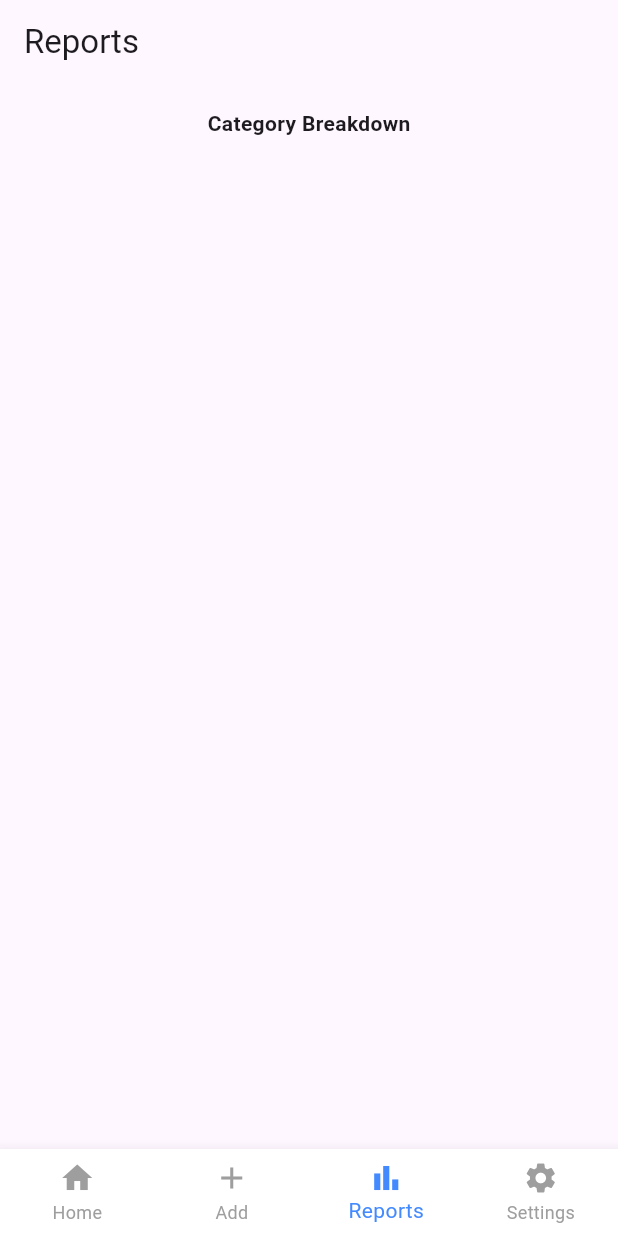
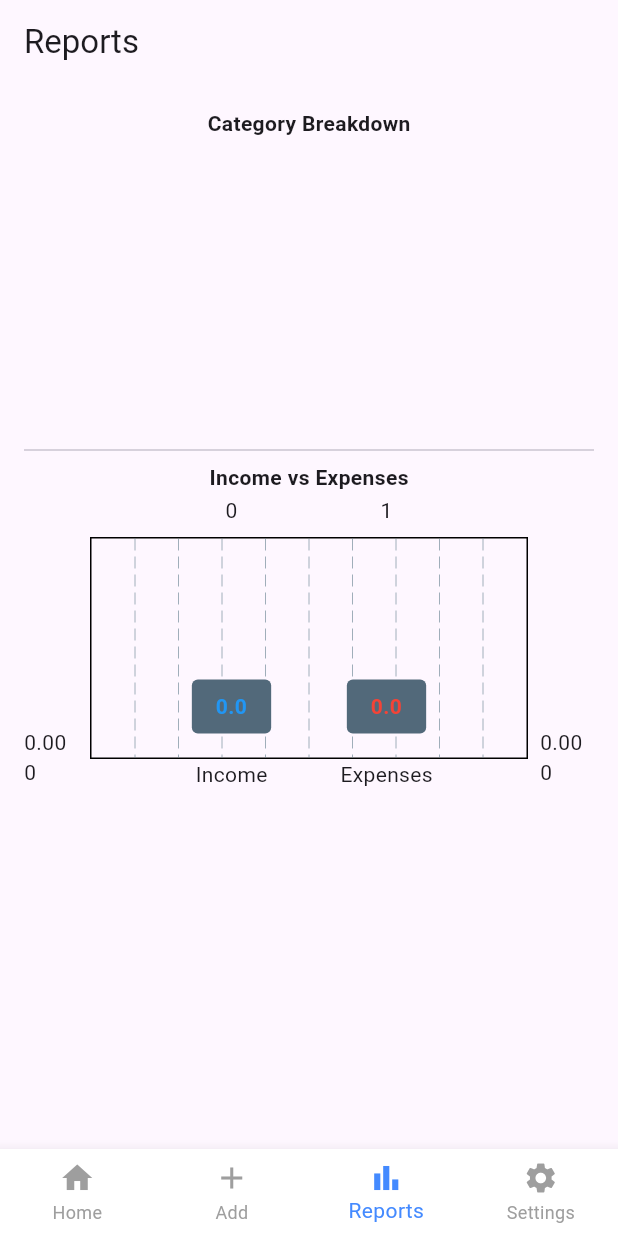
Before and after one commit to Dhruvv0203/Project_Team_14, a Flutter app: the screen it shows after launch, item 3 of the bottom bar chosen, on a phone screen of 412 x 824 dp. Run offline on Flutter 3.47's test engine with Material 3 defaults, Android fonts, the phone set to English and light mode, and no system bars; drawn by our look-alikes of fl_chart; our stand-ins replace sqflite; accounts and stored records are empty.

Commit message:
Fixed Bugs, Added Dark Mode and Graph #2

```diff
--- a/lib/main.dart
+++ b/lib/main.dart
@@ -7,19 +7,37 @@ void main() {
   runApp(FinanceManagerApp());
 }
 
-class FinanceManagerApp extends StatelessWidget {
+class FinanceManagerApp extends StatefulWidget {
+  @override
+  _FinanceManagerAppState createState() => _FinanceManagerAppState();
+}
+
+class _FinanceManagerAppState extends State<FinanceManagerApp> {
+  bool _isDarkMode = false;
+
+  void toggleTheme(bool isDark) {
+    setState(() {
+      _isDarkMode = isDark;
+    });
+  }
+
   @override
   Widget build(BuildContext context) {
     return MaterialApp(
       title: 'Personal Finance Manager',
-      theme: ThemeData(primarySwatch: Colors.blue),
-      home: MainScreen(),
+      theme: _isDarkMode ? ThemeData.dark() : ThemeData(primarySwatch: Colors.blue),
+      home: MainScreen(toggleTheme: toggleTheme, isDarkMode: _isDarkMode),
       debugShowCheckedModeBanner: false,
     );
   }
 }
 
 class MainScreen extends StatefulWidget {
+  final Function(bool) toggleTheme;
+  final bool isDarkMode;
+
+  MainScreen({required this.toggleTheme, required this.isDarkMode});
+
   @override
   _MainScreenState createState() => _MainScreenState();
 }
@@ -27,12 +45,18 @@ class MainScreen extends StatefulWidget {
 class _MainScreenState extends State<MainScreen> {
   int _selectedIndex = 0;
 
-  final List<Widget> _screens = [
+  late List<Widget> _screens;
+
+  @override
+  void initState() {
+    super.initState();
+    _screens = [
       HomeScreen(),
       AddTransactionScreen(),
       ReportsScreen(),
-    SettingsScreen(),
+      SettingsScreen(toggleTheme: widget.toggleTheme, isDarkMode: widget.isDarkMode),
     ];
+  }
 
   void _onItemTapped(int index) {
     setState(() => _selectedIndex = index);
@@ -45,7 +69,7 @@ class _MainScreenState extends State<MainScreen> {
       bottomNavigationBar: BottomNavigationBar(
         currentIndex: _selectedIndex,
         selectedItemColor: Colors.blueAccent,
-        backgroundColor: Colors.white,
+        backgroundColor: widget.isDarkMode ? Colors.grey[850] : Colors.white,
         unselectedItemColor: Colors.grey,
         onTap: _onItemTapped,
         type: BottomNavigationBarType.fixed,
@@ -59,8 +83,10 @@ class _MainScreenState extends State<MainScreen> {
     );
   }
 }
+//////////////////////////////////////////////////////////
+// -------------------- HOME SCREEN --------------------
+//////////////////////////////////////////////////////////
 
-// -------------------- HOME SCREEN --------------------
 class HomeScreen extends StatefulWidget {
   @override
   _HomeScreenState createState() => _HomeScreenState();
@@ -85,14 +111,64 @@ class _HomeScreenState extends State<HomeScreen> {
     });
   }
 
+  void _editTransaction(Map<String, dynamic> tx) {
+    final _amountController = TextEditingController(text: tx['amount'].abs().toString());
+    final _descController = TextEditingController(text: tx['description']);
+    showDialog(
+      context: context,
+      builder: (ctx) => AlertDialog(
+        title: Text('Edit Transaction'),
+        content: Column(
+          mainAxisSize: MainAxisSize.min,
+          children: [
+            TextField(
+              controller: _amountController,
+              keyboardType: TextInputType.number,
+              decoration: InputDecoration(labelText: 'Amount'),
+            ),
+            TextField(
+              controller: _descController,
+              decoration: InputDecoration(labelText: 'Description'),
+            ),
+          ],
+        ),
+        actions: [
+          TextButton(
+            child: Text('Save'),
+            onPressed: () async {
+              double amt = double.parse(_amountController.text);
+              if (tx['type'] == 'Expense') amt = -amt;
+              await DBHelper().updateTransaction(tx['id'], {
+                'amount': amt,
+                'date': tx['date'],
+                'type': tx['type'],
+                'category': tx['category'],
+                'description': _descController.text,
+              });
+              Navigator.of(ctx).pop();
+              _loadData();
+            },
+          )
+        ],
+      ),
+    );
+  }
+
+  void _deleteTransaction(int id) async {
+    await DBHelper().deleteTransaction(id);
+    _loadData();
+  }
+
   void _showGoalOptions(Map<String, dynamic> goal) {
     showDialog(
       context: context,
       builder: (ctx) => AlertDialog(
-        title: Text(goal['goal_name']),
+        title: Text(goal['goal_name'] +
+            (goal['current_amount'] >= goal['target_amount'] ? ' ✅ Completed' : '')),
         content: Column(
           mainAxisSize: MainAxisSize.min,
           children: [
+            if (goal['current_amount'] < goal['target_amount'])
               ElevatedButton(
                 child: Text('Add Saved Amount'),
                 onPressed: () {
@@ -167,7 +243,8 @@ class _HomeScreenState extends State<HomeScreen> {
             Divider(),
             Text('Savings Goals:', style: TextStyle(fontWeight: FontWeight.bold)),
             ..._goals.map((g) => ListTile(
-              title: Text(g['goal_name']),
+              title: Text(g['goal_name'] +
+                  (g['current_amount'] >= g['target_amount'] ? ' ✅ Completed' : '')),
               subtitle: Text('Progress: \$${g['current_amount']} / \$${g['target_amount']}'),
               onTap: () => _showGoalOptions(g),
             )),
@@ -180,8 +257,22 @@ class _HomeScreenState extends State<HomeScreen> {
                   final t = _transactions[idx];
                   return ListTile(
                     title: Text('${t['category']} (${t['type']})'),
-                    subtitle: Text(DateFormat.yMMMd().format(DateTime.parse(t['date']))),
-                    trailing: Text('\$${t['amount']}'),
+                    subtitle: Text(
+                      '${DateFormat.yMMMd().format(DateTime.parse(t['date']))}\n${t['description']}',
+                    ),
+                    trailing: Row(
+                      mainAxisSize: MainAxisSize.min,
+                      children: [
+                        IconButton(
+                          icon: Icon(Icons.edit),
+                          onPressed: () => _editTransaction(t),
+                        ),
+                        IconButton(
+                          icon: Icon(Icons.delete),
+                          onPressed: () => _deleteTransaction(t['id']),
+                        ),
+                      ],
+                    ),
                   );
                 },
               ),
@@ -192,8 +283,10 @@ class _HomeScreenState extends State<HomeScreen> {
     );
   }
 }
+//////////////////////////////////////////////////////////
+// -------------------- ADD TRANSACTION SCREEN --------------------
+//////////////////////////////////////////////////////////
 
-// -------------------- ADD TRANSACTION SCREEN --------------------
 class AddTransactionScreen extends StatefulWidget {
   @override
   _AddTransactionScreenState createState() => _AddTransactionScreenState();
@@ -229,7 +322,7 @@ class _AddTransactionScreenState extends State<AddTransactionScreen> {
       'amount': amount,
       'date': _selectedDate.toIso8601String(),
       'type': _selectedType,
-      'category': _selectedCategory,
+      'category': (_selectedType == 'Income') ? 'Income' : _selectedCategory,
       'description': _descController.text,
     });
     ScaffoldMessenger.of(context).showSnackBar(SnackBar(content: Text('Saved')));
@@ -257,6 +350,7 @@ class _AddTransactionScreenState extends State<AddTransactionScreen> {
               decoration: InputDecoration(labelText: 'Amount'),
               keyboardType: TextInputType.number,
             ),
+            if (_selectedType == 'Expense')
               DropdownButtonFormField(
                 value: _selectedCategory,
                 items: _categories.map((c) {
@@ -275,9 +369,19 @@ class _AddTransactionScreenState extends State<AddTransactionScreen> {
     );
   }
 }
+//////////////////////////////////////////////////////////
+// -------------------- REPORTS SCREEN --------------------
+//////////////////////////////////////////////////////////
 
-// -------------------- REPORTS SCREEN --------------------
 class ReportsScreen extends StatelessWidget {
+  final Map<String, Color> categoryColors = {
+    'Food': Colors.blue,
+    'Rent': Colors.red,
+    'Entertainment': Colors.green,
+    'Utilities': Colors.orange,
+    'Other': Colors.purple
+  };
+
   @override
   Widget build(BuildContext context) {
     return FutureBuilder<List<Map<String, dynamic>>>(
@@ -286,8 +390,15 @@ class ReportsScreen extends StatelessWidget {
         if (!snapshot.hasData) return Center(child: CircularProgressIndicator());
         final transactions = snapshot.data!;
         Map<String, double> categoryTotals = {};
+        double incomeTotal = 0, expenseTotal = 0;
+
         for (var t in transactions) {
+          if (t['type'] == 'Income') {
+            incomeTotal += t['amount'];
+          } else {
             categoryTotals[t['category']] = (categoryTotals[t['category']] ?? 0) + t['amount'].abs();
+            expenseTotal += t['amount'].abs();
+          }
         }
 
         return Scaffold(
@@ -302,12 +413,39 @@ class ReportsScreen extends StatelessWidget {
                   child: PieChart(
                     PieChartData(
                       sections: categoryTotals.entries.map((entry) {
+                        final color = categoryColors[entry.key] ?? Colors.grey;
                         return PieChartSectionData(
+                          color: color,
                           title: entry.key,
                           value: entry.value,
                           radius: 50,
                         );
                       }).toList(),
+                    ),
+                  ),
+                ),
+                Divider(),
+                Text('Income vs Expenses', style: TextStyle(fontWeight: FontWeight.bold)),
+                SizedBox(
+                  height: 200,
+                  child: BarChart(
+                    BarChartData(
+                      barGroups: [
+                        BarChartGroupData(x: 0, barRods: [
+                          BarChartRodData(toY: incomeTotal, width: 20, color: Colors.blue),
+                        ], showingTooltipIndicators: [0]),
+                        BarChartGroupData(x: 1, barRods: [
+                          BarChartRodData(toY: expenseTotal, width: 20, color: Colors.red),
+                        ], showingTooltipIndicators: [0]),
+                      ],
+                      titlesData: FlTitlesData(
+                        bottomTitles: AxisTitles(sideTitles: SideTitles(
+                          showTitles: true,
+                          getTitlesWidget: (val, _) {
+                            return Text(val == 0 ? 'Income' : 'Expenses');
+                          }
+                        )),
+                      ),
                     ),
                   ),
                 ),
@@ -319,9 +457,16 @@ class ReportsScreen extends StatelessWidget {
     );
   }
 }
+//////////////////////////////////////////////////////////
+// -------------------- SETTINGS SCREEN --------------------
+//////////////////////////////////////////////////////////
 
-// -------------------- SETTINGS SCREEN --------------------
 class SettingsScreen extends StatefulWidget {
+  final Function(bool) toggleTheme;
+  final bool isDarkMode;
+
+  SettingsScreen({required this.toggleTheme, required this.isDarkMode});
+
   @override
   _SettingsScreenState createState() => _SettingsScreenState();
 }
@@ -353,6 +498,12 @@ class _SettingsScreenState extends State<SettingsScreen> {
         padding: EdgeInsets.all(16),
         child: Column(
           children: [
+            SwitchListTile(
+              title: Text('Dark Mode'),
+              value: widget.isDarkMode,
+              onChanged: (val) => widget.toggleTheme(val),
+            ),
+            Divider(),
             Text('Add Savings Goal', style: TextStyle(fontWeight: FontWeight.bold)),
             TextField(controller: _goalNameController, decoration: InputDecoration(labelText: 'Goal Name')),
             TextField(controller: _targetAmountController, decoration: InputDecoration(labelText: 'Target Amount')),
```
Also changed, not shown: lib/DBHelper.dart (+12 -2 lines). Lines whose indentation alone changed are shown as unchanged.
